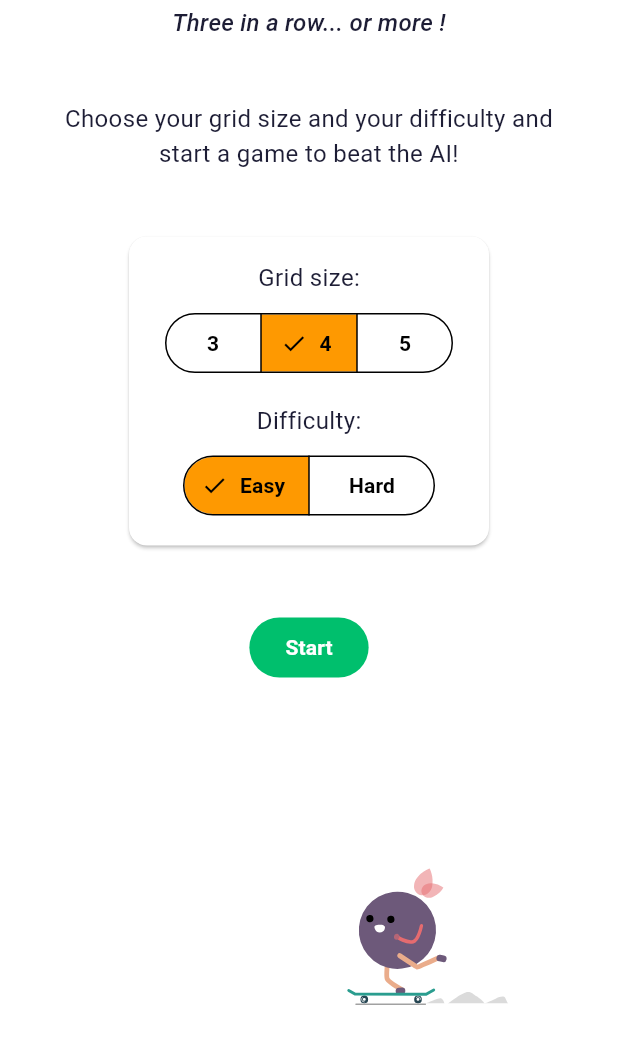
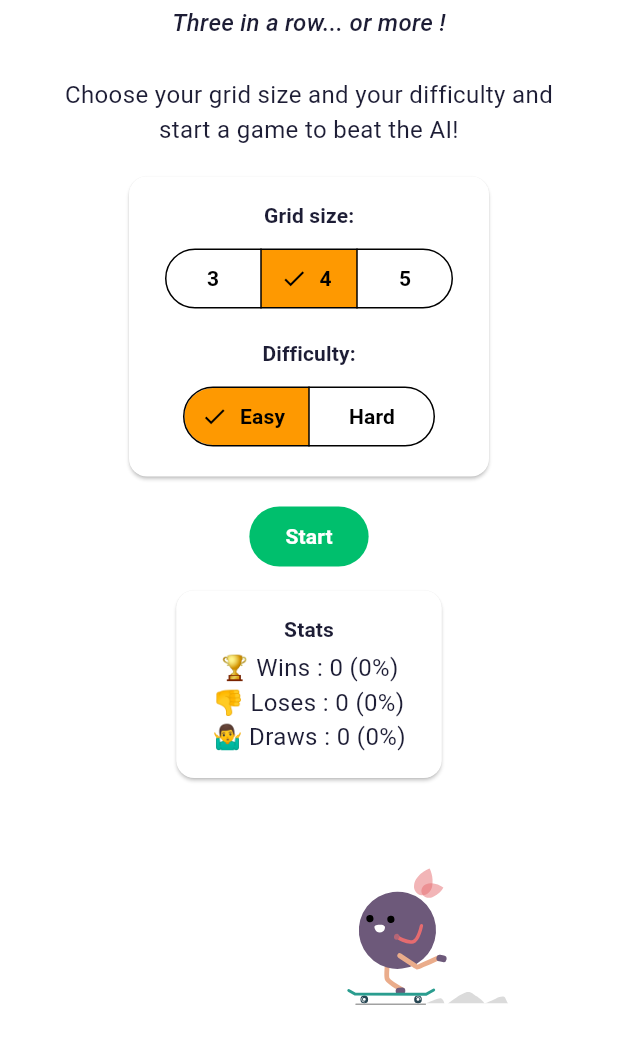
Before and after one commit to orevial/tic-tac-toe, a Flutter app: the screen it shows after launch, after a tap on an icon or button, on a phone screen of 412 x 824 dp, the part 152-1216 px from its top. Run offline on Flutter 3.47's test engine with Material 3 defaults, Android fonts, the light colour scheme and no system bars; our stand-ins replace flutter_riverpod, gap, lottie, shared_preferences.

Commit message:
feat(stats): add stats to start screen

```diff
--- /dev/null
+++ b/lib/data/stats_datasource.dart
@@ -0,0 +1,45 @@
+import 'dart:async';
+import 'dart:convert';
+
+import 'package:shared_preferences/shared_preferences.dart';
+import 'package:tictactoe/domain/stat.dart';
+
+const _statsKey = 'statistics';
+
+class StatsDatasource {
+  // TODO We should probably close this stream somewhere
+  final StreamController<AllStats> _statsStreamController =
+      StreamController.broadcast();
+
+  Future<void> saveStats(AllStats stats) async {
+    final prefs = await SharedPreferences.getInstance();
+
+    prefs.setString(_statsKey, jsonEncode(stats.toJson()));
+
+    _statsStreamController.add(stats);
+  }
+
+  Stream<AllStats> getStatsStream() {
+    fetchStats();
+
+    return _statsStreamController.stream;
+  }
+
+  Future<AllStats> fetchStats() async {
+    final prefs = await SharedPreferences.getInstance();
+    final allStatsJson = prefs.getString(_statsKey);
+
+    final AllStats stats;
+    if (allStatsJson != null && allStatsJson.isNotEmpty) {
+      stats = AllStats.fromJson(
+        jsonDecode(allStatsJson) as Map<String, dynamic>,
+      );
+    } else {
+      stats = AllStats.empty();
+    }
+
+    _statsStreamController.add(stats);
+
+    return stats;
+  }
+}
--- /dev/null
+++ b/lib/domain/stat.dart
@@ -0,0 +1,158 @@
+import 'package:tictactoe/domain/bot_difficulty.dart';
+import 'package:tictactoe/domain/grid_size.dart';
+
+class AllStats {
+  final List<ConfigStat> stats;
+
+  AllStats({required this.stats});
+
+  factory AllStats.empty() {
+    final allStats = <ConfigStat>[];
+    for (final botDifficulty in BotDifficulty.values) {
+      for (final gridSize in GridSize.values) {
+        allStats.add(
+          ConfigStat.empty(botDifficulty: botDifficulty, gridSize: gridSize),
+        );
+      }
+    }
+
+    return AllStats(stats: allStats);
+  }
+
+  ConfigStat getStat(BotDifficulty botDifficulty, GridSize gridSize) {
+    return stats.firstWhere(
+      (stat) =>
+          stat.botDifficulty == botDifficulty && stat.gridSize == gridSize,
+      orElse: () =>
+          ConfigStat.empty(botDifficulty: botDifficulty, gridSize: gridSize),
+    );
+  }
+
+  AllStats copyWithNewWin(BotDifficulty botDifficulty, GridSize gridSize) =>
+      copyWithNewStat(
+        botDifficulty,
+        gridSize,
+        onCopy: (oldStat) => oldStat.copyWith(nWins: oldStat.nWins + 1),
+      );
+
+  AllStats copyWithNewLose(BotDifficulty botDifficulty, GridSize gridSize) =>
+      copyWithNewStat(
+        botDifficulty,
+        gridSize,
+        onCopy: (oldStat) => oldStat.copyWith(nLoses: oldStat.nLoses + 1),
+      );
+
+  AllStats copyWithNewDraw(BotDifficulty botDifficulty, GridSize gridSize) =>
+      copyWithNewStat(
+        botDifficulty,
+        gridSize,
+        onCopy: (oldStat) => oldStat.copyWith(nDraws: oldStat.nDraws + 1),
+      );
+
+  AllStats copyWithNewStat(
+    BotDifficulty botDifficulty,
+    GridSize gridSize, {
+    required ConfigStat Function(ConfigStat) onCopy,
+  }) {
+    final index = stats.indexWhere(
+      (stat) =>
+          stat.botDifficulty == botDifficulty && stat.gridSize == gridSize,
+    );
+
+    final List<ConfigStat> newStats;
+    if (index == -1) {
+      newStats = [
+        ...stats,
+        onCopy(
+          ConfigStat.empty(botDifficulty: botDifficulty, gridSize: gridSize),
+        ),
+      ];
+    } else {
+      newStats = [...stats]..[index] = onCopy(stats[index]);
+    }
+
+    return AllStats(stats: newStats);
+  }
+
+  Map<String, dynamic> toJson() {
+    return {'stats': stats.map((x) => x.toJson()).toList()};
+  }
+
+  factory AllStats.fromJson(Map<String, dynamic> map) {
+    return AllStats(
+      stats: List<ConfigStat>.from(
+        (map['stats'] as List<dynamic>).map<ConfigStat>(
+          (x) => ConfigStat.fromJson(x as Map<String, dynamic>),
+        ),
+      ),
+    );
+  }
+}
+
+class ConfigStat {
+  BotDifficulty botDifficulty;
+  GridSize gridSize;
+  int nWins;
+  int nLoses;
+  int nDraws;
+
+  int get totalGames => nWins + nLoses + nDraws;
+
+  int get winsPercentage =>
+      totalGames == 0 ? 0 : (nWins / totalGames * 100).round();
+
+  int get losesPercentage =>
+      totalGames == 0 ? 0 : (nLoses / totalGames * 100).round();
+
+  int get drawsPercentage =>
+      totalGames == 0 ? 0 : (nDraws / totalGames * 100).round();
+
+  ConfigStat({
+    required this.botDifficulty,
+    required this.gridSize,
+    required this.nWins,
+    required this.nLoses,
+    required this.nDraws,
+  });
+
+  factory ConfigStat.empty({
+    required BotDifficulty botDifficulty,
+    required GridSize gridSize,
+  }) => ConfigStat(
+    botDifficulty: botDifficulty,
+    gridSize: gridSize,
+    nWins: 0,
+    nLoses: 0,
+    nDraws: 0,
+  );
+
+  ConfigStat copyWith({int? nWins, int? nLoses, int? nDraws}) {
+    return ConfigStat(
+      botDifficulty: botDifficulty,
+      gridSize: gridSize,
+      nWins: nWins ?? this.nWins,
+      nLoses: nLoses ?? this.nLoses,
+      nDraws: nDraws ?? this.nDraws,
+    );
+  }
+
+  Map<String, dynamic> toJson() {
+    return {
+      'botDifficulty': botDifficulty.name,
+      'gridSize': gridSize.name,
+      'nWins': nWins,
+      'nLoses': nLoses,
+      'nDraws': nDraws,
+    };
+  }
+
+  factory ConfigStat.fromJson(Map<String, dynamic> map) {
+    return ConfigStat(
+      botDifficulty: BotDifficulty.values.byName(map['botDifficulty']),
+      gridSize: GridSize.values.byName(map['gridSize']),
+      nWins: map['nWins'] as int,
+      nLoses: map['nLoses'] as int,
+      nDraws: map['nDraws'] as int,
+    );
+  }
+}
--- a/lib/l10n/app_fr.arb
+++ b/lib/l10n/app_fr.arb
@@ -7,6 +7,10 @@
   "startGameDifficultyLabel": "Difficulté :",
   "startGameDifficultyEasyLabel": "Facile",
   "startGameDifficultyHardLabel": "Difficile",
+  "statsLabel": "Statistiques",
+  "statWins": "Victoires : {n} ({percentage}%)",
+  "statLoses": "Défaites : {n} ({percentage}%)",
+  "statDraws": "Égalités : {n} ({percentage}%)",
   "boardHumanPlayerTurn": "À vous de jouer !",
   "boardAiPlayerTurn": "C'est au tour de l'IA...",
   "boardPlayAgainButtonLabel": "Rejouer",
--- a/lib/l10n/app_localizations.dart
+++ b/lib/l10n/app_localizations.dart
@@ -146,6 +146,30 @@ abstract class AppLocalizations {
   /// **'Hard'**
   String get startGameDifficultyHardLabel;
 
+  /// No description provided for @statsLabel.
+  ///
+  /// In en, this message translates to:
+  /// **'Stats'**
+  String get statsLabel;
+
+  /// No description provided for @statWins.
+  ///
+  /// In en, this message translates to:
+  /// **'Wins : {n} ({percentage}%)'**
+  String statWins(int n, int percentage);
+
+  /// No description provided for @statLoses.
+  ///
+  /// In en, this message translates to:
+  /// **'Loses : {n} ({percentage}%)'**
+  String statLoses(int n, int percentage);
+
+  /// No description provided for @statDraws.
+  ///
+  /// In en, this message translates to:
+  /// **'Draws : {n} ({percentage}%)'**
+  String statDraws(int n, int percentage);
+
   /// No description provided for @boardHumanPlayerTurn.
   ///
   /// In en, this message translates to:
--- a/lib/l10n/app_localizations_en.dart
+++ b/lib/l10n/app_localizations_en.dart
@@ -34,6 +34,24 @@ class AppLocalizationsEn extends AppLocalizations {
   String get startGameDifficultyHardLabel => 'Hard';
 
   @override
+  String get statsLabel => 'Stats';
+
+  @override
+  String statWins(int n, int percentage) {
+    return 'Wins : $n ($percentage%)';
+  }
+
+  @override
+  String statLoses(int n, int percentage) {
+    return 'Loses : $n ($percentage%)';
+  }
+
+  @override
+  String statDraws(int n, int percentage) {
+    return 'Draws : $n ($percentage%)';
+  }
+
+  @override
   String get boardHumanPlayerTurn => 'Your turn !';
 
   @override
--- a/lib/services/negamax_bot.dart
+++ b/lib/services/negamax_bot.dart
@@ -4,7 +4,6 @@ import 'package:tictactoe/domain/board.dart';
 import 'package:tictactoe/domain/cell.dart';
 import 'package:tictactoe/domain/player.dart';
 import 'package:tictactoe/services/ai_bot.dart';
-
 
 const _minScore = -9999;
 const _maxScore = -_minScore;
@@ -167,7 +166,6 @@ class NegamaxBot implements AiBot {
 
           // Prune if necessary
           if (parent.alpha >= parent.beta) {
-            // print('Pruning');
             stack.removeLast();
           }
         } else {
@@ -178,9 +176,6 @@ class NegamaxBot implements AiBot {
 
       // If all moves evaluated → collapse
       if (frame.moveIndex >= frame.moves.length) {
-        // if (frame.scores.isEmpty) {
-        //   print('Empty scores...');
-        // }
         final best = frame.scores.isNotEmpty
             ? frame.scores.reduce((a, b) => a > b ? a : b)
             : 0;
@@ -194,7 +189,6 @@ class NegamaxBot implements AiBot {
 
           // Prune
           if (parent.alpha >= parent.beta) {
-            // print('Pruning');
             stack.removeLast();
           }
         } else {
--- a/lib/ui/start_screen.dart
+++ b/lib/ui/start_screen.dart
@@ -3,6 +3,8 @@ import 'package:flutter_riverpod/flutter_riverpod.dart';
 import 'package:lottie/lottie.dart';
 import 'package:tictactoe/domain/bot_difficulty.dart';
 import 'package:tictactoe/domain/grid_size.dart';
+import 'package:tictactoe/domain/stat.dart';
+import 'package:tictactoe/ui/stats_provider.dart';
 import 'package:tictactoe/ui/theme/theme.dart';
 import 'package:tictactoe/ui/theme/theme_provider.dart';
 import 'package:tictactoe/ui/theme/theme_spacings.dart';
@@ -46,7 +48,7 @@ class _StartPageState extends ConsumerState<StartScreen> {
                     fontStyle: FontStyle.italic,
                   ),
                 ),
-                Space.l,
+                Space.m,
                 Padding(
                   padding: const .symmetric(horizontal: ThemeSize.m),
                   child: Text(
@@ -54,7 +56,7 @@ class _StartPageState extends ConsumerState<StartScreen> {
                     textAlign: .center,
                   ),
                 ),
-                Space.l,
+                Space.sm,
                 Card(
                   child: Padding(
                     padding: const EdgeInsets.symmetric(
@@ -63,7 +65,10 @@ class _StartPageState extends ConsumerState<StartScreen> {
                     ),
                     child: Column(
                       children: [
-                        Text(context.l10n.startGameGridSizeLabel),
+                        Text(
+                          context.l10n.startGameGridSizeLabel,
+                          style: context.textTheme.labelLarge,
+                        ),
                         Space.xs,
                         SegmentedButton<GridSize>(
                           segments: GridSize.values
@@ -82,7 +87,10 @@ class _StartPageState extends ConsumerState<StartScreen> {
                           },
                         ),
                         Space.sm,
-                        Text(context.l10n.startGameDifficultyLabel),
+                        Text(
+                          context.l10n.startGameDifficultyLabel,
+                          style: context.textTheme.labelLarge,
+                        ),
                         Space.xs,
                         SegmentedButton<BotDifficulty>(
                           segments: BotDifficulty.values
@@ -104,7 +112,7 @@ class _StartPageState extends ConsumerState<StartScreen> {
                     ),
                   ),
                 ),
-                Space.l,
+                Space.s,
                 FilledButton(
                   onPressed: () {
                     Navigator.push(
@@ -119,6 +127,9 @@ class _StartPageState extends ConsumerState<StartScreen> {
                   },
                   child: Text(context.l10n.startGameStartButton),
                 ),
+                Space.xs,
+                _StatsCard(gridSize: _gridSize, botDifficulty: _botDifficulty),
+                Space.sm,
               ],
             ),
           ),
@@ -168,6 +179,47 @@ class ThemeModeIcon extends ConsumerWidget {
   }
 }
 
+class _StatsCard extends ConsumerWidget {
+  final GridSize gridSize;
+  final BotDifficulty botDifficulty;
+
+  const _StatsCard({required this.gridSize, required this.botDifficulty});
+
+  @override
+  Widget build(BuildContext context, WidgetRef ref) {
+    final asyncStats = ref.watch(statsProvider);
+    final stats = switch (asyncStats) {
+      AsyncValue(:final value?) => value,
+      _ => AllStats.empty(),
+    };
+    final currentStats = stats.getStat(botDifficulty, gridSize);
+
+    return Card(
+      child: Padding(
+        padding: const EdgeInsets.symmetric(
+          horizontal: ThemeSize.m,
+          vertical: ThemeSize.sm,
+        ),
+        child: Column(
+          children: [
+            Text(context.l10n.statsLabel, style: context.textTheme.labelLarge),
+            Space.xxs,
+            Text(
+              '🏆 ${context.l10n.statWins(currentStats.nWins, currentStats.winsPercentage)}',
+            ),
+            Text(
+              '👎 ${context.l10n.statLoses(currentStats.nLoses, currentStats.losesPercentage)}',
+            ),
+            Text(
+              '🤷‍♂️ ${context.l10n.statDraws(currentStats.nDraws, currentStats.drawsPercentage)}',
+            ),
+          ],
+        ),
+      ),
+    );
+  }
+}
+
 extension on BotDifficulty {
   String label(BuildContext context) => switch (this) {
     BotDifficulty.easy => context.l10n.startGameDifficultyEasyLabel,
--- /dev/null
+++ b/lib/ui/stats_provider.dart
@@ -0,0 +1,10 @@
+import 'package:flutter_riverpod/flutter_riverpod.dart';
+import 'package:tictactoe/data/stats_datasource.dart';
+import 'package:tictactoe/domain/stat.dart';
+
+// TODO Decouple with DI: this should be a singleton instead
+StatsDatasource statsDatasource = StatsDatasource();
+
+final statsProvider = StreamProvider<AllStats>((ref) {
+  return statsDatasource.getStatsStream();
+});
```
Also changed, not shown: lib/l10n/app_en.arb (+34 -0 lines), lib/l10n/app_localizations_fr.dart (+18 -0 lines), lib/ui/game_provider.dart (+29 -7 lines), doc/game.png, doc/start_screen.png, 1 other file.
